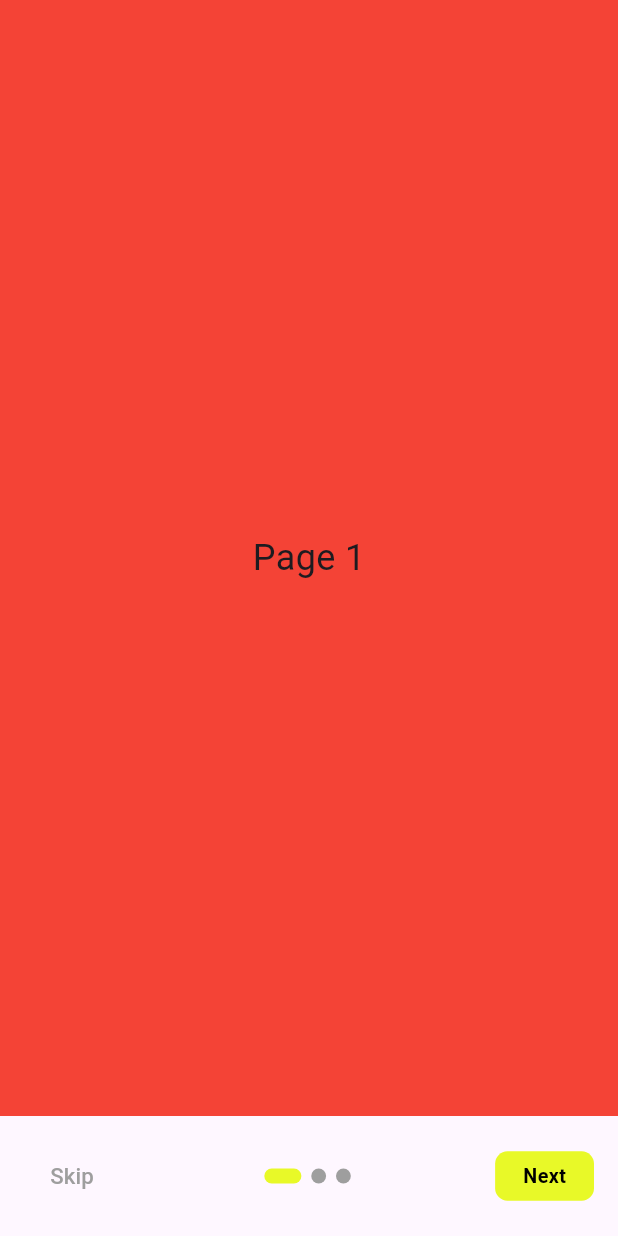
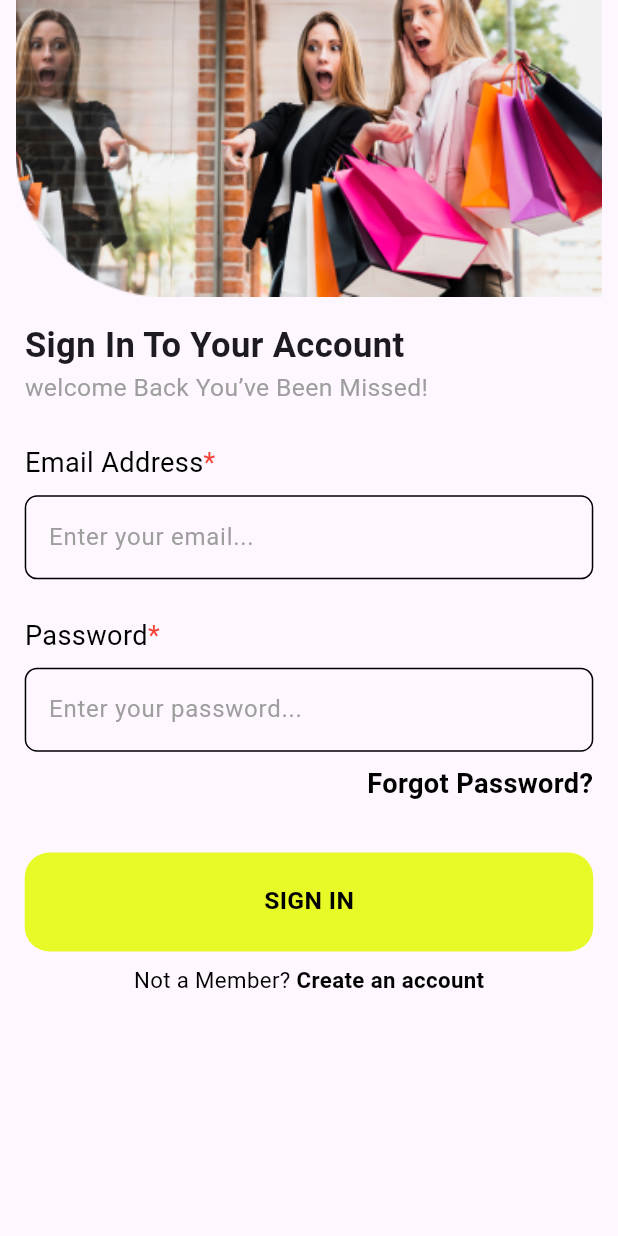
Before and after one commit to HRMangukiya3494/E_Commerce_App, a Flutter app: the screen it shows after launch, after a tap on "Skip", on a phone screen of 412 x 824 dp. Run offline on Flutter 3.47's test engine with Material 3 defaults, Android fonts, the phone set to English and light mode, and no system bars.

Commit message:
Sign In Page Completed

```diff
--- a/lib/main.dart
+++ b/lib/main.dart
@@ -1,5 +1,6 @@
 import 'dart:developer';
 import 'package:ecommerce_app/view/screens/IntroScreen.dart';
+import 'package:ecommerce_app/view/screens/SignInPage.dart';
 import 'package:ecommerce_app/view/screens/SplashScreen.dart';
 import 'package:flutter/material.dart';
 import 'package:flutter/services.dart';
@@ -33,6 +34,7 @@ class MyApp extends StatelessWidget {
       routes: {
         'SplashScreen': (context) => const SplashScreen(),
         'IntroScreen': (context) => const IntroScreen(),
+        'SignInPage': (context) => const SignInPage(),
       },
     );
   }
--- a/lib/view/screens/IntroScreen.dart
+++ b/lib/view/screens/IntroScreen.dart
@@ -1,4 +1,5 @@
 import 'package:ecommerce_app/view/utils/ColorUtils.dart';
+import 'package:ecommerce_app/view/utils/ImgUtils.dart';
 import 'package:flutter/material.dart';
 
 class IntroScreen extends StatefulWidget {
@@ -26,10 +27,13 @@ class _IntroScreenState extends State<IntroScreen> {
         curve: Curves.easeIn,
       );
     } else {}
+    if (_currentPage == 2) {
+      Navigator.of(context).pushNamedAndRemoveUntil('SignInPage', (route) => false);
+    }
   }
 
   void _skip() {
-    Navigator.of(context).pushNamedAndRemoveUntil('/', (route) => false);
+    Navigator.of(context).pushNamedAndRemoveUntil('SignInPage', (route) => false);
   }
 
   Widget _buildPageIndicator(int index, height) {
@@ -65,20 +69,143 @@ class _IntroScreenState extends State<IntroScreen> {
               controller: _pageController,
               onPageChanged: _onPageChanged,
               children: [
-                Container(
-                  color: Colors.red,
-                  child: Center(
-                      child: Text("Page 1", style: TextStyle(fontSize: 24))),
+                Padding(
+                  padding: EdgeInsets.all(
+                    h * 0.02,
+                  ),
+                  child: Column(
+                    mainAxisAlignment: MainAxisAlignment.center,
+                    children: [
+                      Container(
+                        height: h * 0.4,
+                        width: double.infinity,
+                        decoration: BoxDecoration(
+                          image: DecorationImage(
+                            image: AssetImage(
+                              ImagePath + IntroVector1,
+                            ),
+                            fit: BoxFit.fitHeight,
+                          ),
+                        ),
+                      ),
+                      SizedBox(
+                        height: h * 0.02,
+                      ),
+                      Text(
+                        "Biggest Sell Of at your Clothing",
+                        style: TextStyle(
+                          fontWeight: FontWeight.bold,
+                          fontSize: h * 0.026,
+                          color: Colors.black,
+                        ),
+                        textAlign: TextAlign.center,
+                      ),
+                      SizedBox(
+                        height: h * 0.02,
+                      ),
+                      Text(
+                        "Find your best products from popular shop without any delay.",
+                        style: TextStyle(
+                          fontWeight: FontWeight.bold,
+                          fontSize: h * 0.02,
+                          color: Colors.grey,
+                        ),
+                        textAlign: TextAlign.center,
+                      ),
+                    ],
+                  ),
                 ),
-                Container(
-                  color: Colors.green,
-                  child: Center(
-                      child: Text("Page 2", style: TextStyle(fontSize: 24))),
+                Padding(
+                  padding: EdgeInsets.all(
+                    h * 0.02,
+                  ),
+                  child: Column(
+                    mainAxisAlignment: MainAxisAlignment.center,
+                    children: [
+                      Container(
+                        height: h * 0.4,
+                        width: double.infinity,
+                        decoration: BoxDecoration(
+                          image: DecorationImage(
+                            image: AssetImage(
+                              ImagePath + IntroVector2,
+                            ),
+                            fit: BoxFit.fitHeight,
+                          ),
+                        ),
+                      ),
+                      SizedBox(
+                        height: h * 0.02,
+                      ),
+                      Text(
+                        "Biggest Sell Of at your Clothing",
+                        style: TextStyle(
+                          fontWeight: FontWeight.bold,
+                          fontSize: h * 0.026,
+                          color: Colors.black,
+                        ),
+                        textAlign: TextAlign.center,
+                      ),
+                      SizedBox(
+                        height: h * 0.02,
+                      ),
+                      Text(
+                        "Find your best products from popular shop without any delay.",
+                        style: TextStyle(
+                          fontWeight: FontWeight.bold,
+                          fontSize: h * 0.02,
+                          color: Colors.grey,
+                        ),
+                        textAlign: TextAlign.center,
+                      ),
+                    ],
+                  ),
                 ),
-                Container(
-                  color: Colors.blue,
-                  child: Center(
-                      child: Text("Page 3", style: TextStyle(fontSize: 24))),
+                Padding(
+                  padding: EdgeInsets.all(
+                    h * 0.02,
+                  ),
+                  child: Column(
+                    mainAxisAlignment: MainAxisAlignment.center,
+                    children: [
+                      Container(
+                        height: h * 0.4,
+                        width: double.infinity,
+                        decoration: BoxDecoration(
+                          image: DecorationImage(
+                            image: AssetImage(
+                              ImagePath + IntroVector3,
+                            ),
+                            fit: BoxFit.fitHeight,
+                          ),
+                        ),
+                      ),
+                      SizedBox(
+                        height: h * 0.02,
+                      ),
+                      Text(
+                        "Biggest Sell Of at your Clothing",
+                        style: TextStyle(
+                          fontWeight: FontWeight.bold,
+                          fontSize: h * 0.026,
+                          color: Colors.black,
+                        ),
+                        textAlign: TextAlign.center,
+                      ),
+                      SizedBox(
+                        height: h * 0.02,
+                      ),
+                      Text(
+                        "Find your best products from popular shop without any delay.",
+                        style: TextStyle(
+                          fontWeight: FontWeight.bold,
+                          fontSize: h * 0.02,
+                          color: Colors.grey,
+                        ),
+                        textAlign: TextAlign.center,
+                      ),
+                    ],
+                  ),
                 ),
               ],
             ),
--- /dev/null
+++ b/lib/view/screens/SignInPage.dart
@@ -0,0 +1,290 @@
+import 'package:ecommerce_app/view/utils/ColorUtils.dart';
+import 'package:ecommerce_app/view/utils/ImgUtils.dart';
+import 'package:flutter/gestures.dart';
+import 'package:flutter/material.dart';
+
+class SignInPage extends StatefulWidget {
+  const SignInPage({super.key});
+
+  @override
+  State<SignInPage> createState() => _SignInPageState();
+}
+
+class _SignInPageState extends State<SignInPage> {
+  final GlobalKey<FormState> _formKey = GlobalKey<FormState>();
+  TextEditingController emailController = TextEditingController();
+  TextEditingController passwordController = TextEditingController();
+
+  @override
+  Widget build(BuildContext context) {
+    double h = MediaQuery.of(context).size.height;
+    double w = MediaQuery.of(context).size.width;
+    return SafeArea(
+      child: Scaffold(
+        body: Column(
+          crossAxisAlignment: CrossAxisAlignment.start,
+          children: [
+            Container(
+              height: h * 0.24,
+              width: double.infinity,
+              decoration: BoxDecoration(
+                image: DecorationImage(
+                  image: AssetImage(
+                    ImagePath + SigninVector,
+                  ),
+                  fit: BoxFit.fitHeight,
+                ),
+              ),
+            ),
+            Padding(
+              padding: EdgeInsets.all(
+                h * 0.02,
+              ),
+              child: Form(
+                key: _formKey,
+                child: Column(
+                  crossAxisAlignment: CrossAxisAlignment.start,
+                  children: [
+                    Text(
+                      "Sign In To Your Account",
+                      style: TextStyle(
+                        fontSize: h * 0.028,
+                        fontWeight: FontWeight.bold,
+                      ),
+                    ),
+                    Text(
+                      "welcome Back You’ve Been Missed!",
+                      style: TextStyle(
+                        fontSize: h * 0.02,
+                        fontWeight: FontWeight.normal,
+                        color: Colors.grey,
+                      ),
+                    ),
+                    SizedBox(
+                      height: h * 0.03,
+                    ),
+                    Text.rich(
+                      TextSpan(
+                        children: [
+                          TextSpan(
+                            text: "Email Address",
+                            style: TextStyle(
+                              fontSize: h * 0.022,
+                              fontWeight: FontWeight.normal,
+                              color: Colors.black,
+                            ),
+                          ),
+                          TextSpan(
+                            text: "*",
+                            style: TextStyle(
+                              fontSize: h * 0.022,
+                              fontWeight: FontWeight.normal,
+                              color: Colors.red,
+                            ),
+                          ),
+                        ],
+                      ),
+                    ),
+                    SizedBox(
+                      height: h * 0.01,
+                    ),
+                    TextFormField(
+                      controller: emailController,
+                      onChanged: (value) {},
+                      validator: (value) {
+                        if (value!.isEmpty) {
+                          return 'Please enter an email';
+                        }
+                        if (!RegExp(r'^[\w-.]+@([\w-]+\.)+[\w-]{2,4}$')
+                            .hasMatch(value)) {
+                          return 'Please enter a valid email';
+                        }
+                        return null;
+                      },
+                      decoration: InputDecoration(
+                        hintText: 'Enter your email...',
+                        hintStyle: const TextStyle(color: Colors.grey),
+                        focusedBorder: OutlineInputBorder(
+                          borderSide: const BorderSide(
+                            color: Colors.black,
+                          ),
+                          borderRadius: BorderRadius.all(
+                            Radius.circular(
+                              h * 0.01,
+                            ),
+                          ),
+                        ),
+                        enabledBorder: OutlineInputBorder(
+                          borderSide: const BorderSide(
+                            color: Colors.black,
+                          ),
+                          borderRadius: BorderRadius.all(
+                            Radius.circular(
+                              h * 0.01,
+                            ),
+                          ),
+                        ),
+                        errorStyle: const TextStyle(
+                          color: Colors.red,
+                        ),
+                      ),
+                    ),
+                    SizedBox(
+                      height: h * 0.03,
+                    ),
+                    Text.rich(
+                      TextSpan(
+                        children: [
+                          TextSpan(
+                            text: "Password",
+                            style: TextStyle(
+                              fontSize: h * 0.022,
+                              fontWeight: FontWeight.normal,
+                              color: Colors.black,
+                            ),
+                          ),
+                          TextSpan(
+                            text: "*",
+                            style: TextStyle(
+                              fontSize: h * 0.022,
+                              fontWeight: FontWeight.normal,
+                              color: Colors.red,
+                            ),
+                          ),
+                        ],
+                      ),
+                    ),
+                    SizedBox(
+                      height: h * 0.01,
+                    ),
+                    TextFormField(
+                      controller: passwordController,
+                      onChanged: (value) {},
+                      validator: (value) {
+                        if (value!.isEmpty) {
+                          return 'Please enter a valid password';
+                        }
+                        if (!RegExp(r'^(?=.*?[A-Z])(?=.*?[a-z])(?=.*?[0-9])(?=.*?[!@#$&*~]).{6,}$').hasMatch(value)) {
+                          return 'Please enter a valid password with at least 6 characters, including 1 uppercase, 1 lowercase, 1 digit, and 1 special character.';
+                        }
+                        return null;
+                      },
+
+                      decoration: InputDecoration(
+                        hintText: 'Enter your password...',
+                        hintStyle: const TextStyle(color: Colors.grey),
+                        focusedBorder: OutlineInputBorder(
+                          borderSide: const BorderSide(
+                            color: Colors.black,
+                          ),
+                          borderRadius: BorderRadius.all(
+                            Radius.circular(
+                              h * 0.01,
+                            ),
+                          ),
+                        ),
+                        enabledBorder: OutlineInputBorder(
+                          borderSide: const BorderSide(
+                            color: Colors.black,
+                          ),
+                          borderRadius: BorderRadius.all(
+                            Radius.circular(
+                              h * 0.01,
+                            ),
+                          ),
+                        ),
+                        errorStyle: const TextStyle(
+                          color: Colors.red,
+                        ),
+                      ),
+                    ),
+                    SizedBox(
+                      height: h * 0.01,
+                    ),
+                    Row(
+                      children: [
+                        const Spacer(),
+                        InkWell(
+                          onTap: () {
+
+                          },
+                          child: Text(
+                            "Forgot Password?",
+                            style: TextStyle(
+                              fontWeight: FontWeight.bold,
+                              fontSize: h * 0.022,
+                              color: Colors.black,
+                            ),
+                            textAlign: TextAlign.end,
+                          ),
+                        ),
+                      ],
+                    ),
+                    SizedBox(
+                      height: h * 0.04,
+                    ),
+                    GestureDetector(
+                      onTap: () {
+                        if (_formKey.currentState!.validate()) {
+                          // Form is valid, continue with your logic
+                        }
+                      },
+                      child: Container(
+                        height: h * 0.08,
+                        width: double.infinity,
+                        decoration: BoxDecoration(
+                          color: ColorUtils.primaryColor,
+                          borderRadius: BorderRadius.circular(
+                            h * 0.02,
+                          ),
+                        ),
+                        child: Center(
+                          child: Text(
+                            "SIGN IN",
+                            style: TextStyle(
+                              fontSize: h * 0.02,
+                              fontWeight: FontWeight.bold,
+                              color: Colors.black,
+                            ),
+                          ),
+                        ),
+                      ),
+                    ),
+                    SizedBox(
+                      height: h * 0.01,
+                    ),
+                    Center(
+                      child: Text.rich(
+                        TextSpan(
+                          children: [
+                            TextSpan(
+                              text: "Not a Member? ",
+                              style: TextStyle(
+                                fontSize: h * 0.018,
+                                fontWeight: FontWeight.normal,
+                                color: Colors.black,
+                              ),
+                            ),
+                            TextSpan(
+                              text: "Create an account",
+                              style: TextStyle(
+                                fontSize: h * 0.018,
+                                fontWeight: FontWeight.bold,
+                                color: Colors.black,
+                              ),
+                              recognizer: TapGestureRecognizer()..onTap = () {},
+                            ),
+                          ],
+                        ),
+                      ),
+                    ),
+                  ],
+                ),
+              ),
+            ),
+          ],
+        ),
+      ),
+    );
+  }
+}
--- a/lib/view/utils/ImgUtils.dart
+++ b/lib/view/utils/ImgUtils.dart
@@ -1,3 +1,7 @@
 String ImagePath = "assets/images/";
 
 String SplashScreenImg = "SplashScreenImg.png";
+String IntroVector1 = "IntroVector1.png";
+String IntroVector2 = "IntroVector2.png";
+String IntroVector3 = "IntroVector3.png";
+String SigninVector = "SigninVector.png";
```
Also changed, not shown: assets/images/IntroVector1.png (added), assets/images/IntroVector2.png (added), assets/images/IntroVector3.png (added), assets/images/SigninVector.png (added).
